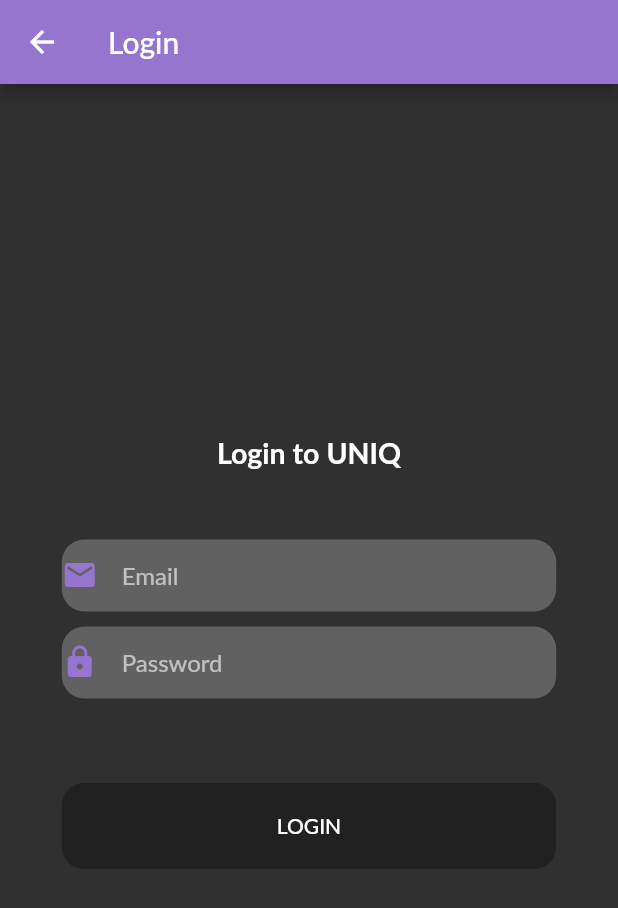
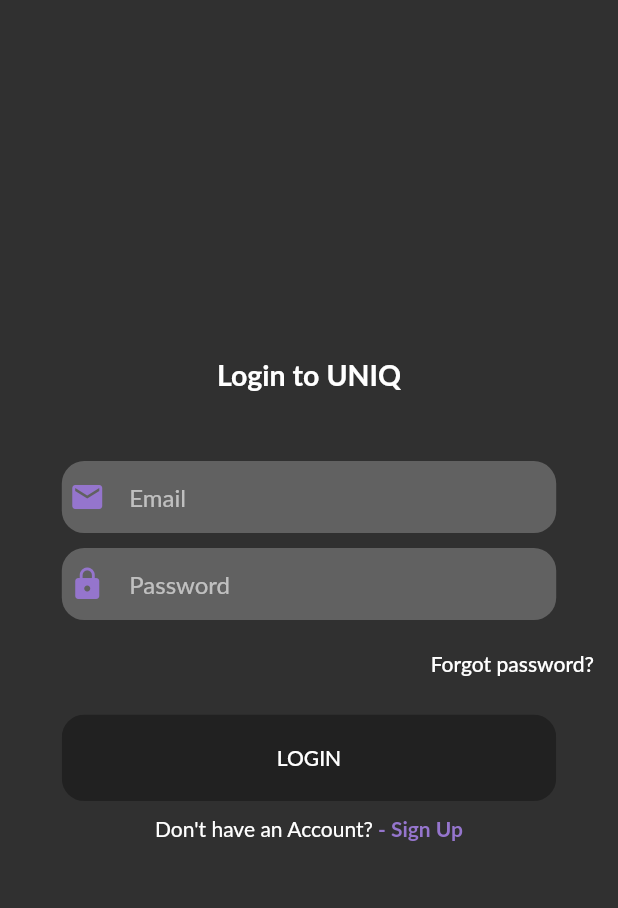
Before and after one commit to uniq-app/mobile, a Flutter app: the LoginPage screen opened by its route, on a phone screen of 412 x 824 dp. Shown: the top 908 px of the screen. Run offline on Flutter 3.47's test engine with Material 2 defaults, Android fonts, the phone set to English and light mode, and no system bars; our stand-ins replace bloc, dotted_border, equatable, firebase_messaging, flutter_bloc, flutter_secure_storage and 2 more; missing offline and left inert: http_interceptor, multi_image_picker; accounts and stored records are empty; Roboto replaces fonts that are missing (Lato).

```diff
--- a/lib/src/blocs/auth/auth_event.dart
+++ b/lib/src/blocs/auth/auth_event.dart
@@ -16,4 +16,15 @@ class Login extends AuthEvent {
   List<Object> get props => [username, password];
 }
 
+class Signup extends AuthEvent {
+  final String username;
+  final String password;
+  final String email;
+  Signup(
+      {@required this.email, @required this.password, @required this.username});
+
+  @override
+  List<Object> get props => [username, email, password];
+}
+
 class Logout extends AuthEvent {}
--- a/lib/src/blocs/auth/auth_state.dart
+++ b/lib/src/blocs/auth/auth_state.dart
@@ -27,6 +27,24 @@ class LoginError extends AuthState {
   List<Object> get props => [error];
 }
 
+class SignupLoading extends AuthState {}
+
+class SignupSuccess extends AuthState {
+  final String token;
+  SignupSuccess({@required this.token});
+
+  @override
+  List<Object> get props => [token];
+}
+
+class SignupError extends AuthState {
+  final error;
+  SignupError({this.error});
+
+  @override
+  List<Object> get props => [error];
+}
+
 class LogoutLoading extends AuthState {}
 
 class LogoutSuccess extends AuthState {}
--- a/lib/src/router.dart
+++ b/lib/src/router.dart
@@ -5,6 +5,7 @@ import 'package:uniq/src/screens/create_board_page.dart';
 import 'package:uniq/src/screens/edit_board_page.dart';
 import 'package:uniq/src/screens/credentials_check_page.dart';
 import 'package:uniq/src/screens/profile_page.dart';
+import 'package:uniq/src/screens/signup_page.dart';
 import 'package:uniq/src/screens/take_picture_screen.dart';
 import 'package:uniq/src/screens/home_page.dart';
 import 'package:uniq/src/screens/image_library_page.dart';
@@ -25,6 +26,8 @@ class MainRouter {
             builder: (_) => BoardDetailsPage(board: board));
       case loginRoute:
         return MaterialPageRoute(builder: (_) => LoginPage());
+      case signupRoute:
+        return MaterialPageRoute(builder: (_) => SignupPage());
       case welcomeRoute:
         return MaterialPageRoute(builder: (_) => WelcomePage());
       case photoDetails:
--- a/lib/src/screens/create_board_page.dart
+++ b/lib/src/screens/create_board_page.dart
@@ -5,6 +5,7 @@ import 'package:uniq/src/blocs/board/board_events.dart';
 import 'package:uniq/src/blocs/board/board_states.dart';
 import 'package:uniq/src/models/board.dart';
 import 'package:uniq/src/models/cover.dart';
+import 'package:uniq/src/shared/input_field.dart';
 import 'package:uniq/src/shared/utilities.dart';
 import 'package:flutter_bloc/flutter_bloc.dart';
 
--- a/lib/src/screens/login_page.dart
+++ b/lib/src/screens/login_page.dart
@@ -2,6 +2,7 @@ import 'package:flutter/material.dart';
 import 'package:uniq/src/blocs/auth/auth_bloc.dart';
 import 'package:flutter_bloc/flutter_bloc.dart';
 import 'package:uniq/src/shared/constants.dart';
+import 'package:uniq/src/shared/input_field.dart';
 import 'package:uniq/src/shared/loading.dart';
 import 'package:uniq/src/shared/utilities.dart';
 
@@ -25,9 +26,9 @@ class _LoginPageState extends State<LoginPage> {
   Widget build(BuildContext context) {
     Size size = MediaQuery.of(context).size; //Width and length of the screen
     return Scaffold(
-      appBar: AppBar(
+      /*appBar: AppBar(
         title: Text("Login"),
-      ),
+      ),*/
       body: Center(
         child: BlocConsumer<AuthBloc, AuthState>(
           listener: (BuildContext context, AuthState state) {
@@ -65,8 +66,13 @@ class _LoginPageState extends State<LoginPage> {
                   hintText: "Password",
                   controller: passwordController,
                 ),
-                if (state is LoginError) Text(state.error.message),
-                SizedBox(height: size.height * 0.05),
+                Container(
+                  alignment: Alignment.centerRight,
+                  child: FlatButton(
+                    onPressed: () {},
+                    child: Text("Forgot password?"),
+                  ),
+                ),
                 UniqButton(
                   color: Theme.of(context).buttonColor,
                   push: () {
@@ -76,6 +82,27 @@ class _LoginPageState extends State<LoginPage> {
                   },
                   text: "LOGIN",
                 ),
+                Row(
+                  mainAxisAlignment: MainAxisAlignment.center,
+                  children: [
+                    Text("Don't have an Account?"),
+                    InkWell(
+                      onTap: () {
+                        Navigator.popAndPushNamed(context, signupRoute);
+                      },
+                      child: new Text(
+                        " - Sign Up",
+                        style: TextStyle(
+                            color: Theme.of(context).primaryColor,
+                            fontWeight: FontWeight.bold),
+                      ),
+                    )
+                  ],
+                ),
+                SizedBox(
+                  height: size.height * 0.03,
+                ),
+                if (state is LoginError) Text(state.error.message),
               ],
             );
           },
--- a/lib/src/shared/constants.dart
+++ b/lib/src/shared/constants.dart
@@ -13,5 +13,5 @@ const String createBoardPage = '/create_board_page';
 const String credentialsCheckRoute = '/check-cred';
 const String profileRoute = '/profile';
 
-const String host = "http://192.168.0.100";
-//const String host = "http://10.0.2.2";
+//const String host = "http://192.168.0.100";
+const String host = "http://10.0.2.2";
--- /dev/null
+++ b/lib/src/shared/input_field.dart
@@ -0,0 +1,54 @@
+import 'package:flutter/material.dart';
+
+class UniqInputField extends StatelessWidget {
+  final ValueChanged<String> onChanged;
+  final bool isObscure;
+  final String hintText, initialValue;
+  final IconData inputIcon;
+  final Color color;
+  final double fieldRounding;
+  final TextEditingController controller;
+  final Function(String) validator;
+  const UniqInputField(
+      {Key key,
+      this.onChanged,
+      this.isObscure = false,
+      this.hintText,
+      this.inputIcon,
+      this.color,
+      this.fieldRounding = 15.0,
+      this.controller,
+      this.initialValue,
+      this.validator})
+      : super(key: key);
+
+  @override
+  Widget build(BuildContext context) {
+    Size size = MediaQuery.of(context).size;
+    return Container(
+      margin: EdgeInsets.symmetric(vertical: 5),
+      padding: EdgeInsets.symmetric(horizontal: 5),
+      width: size.width * 0.8,
+      decoration: BoxDecoration(
+        color: color,
+        borderRadius: BorderRadius.circular(fieldRounding),
+      ),
+      child: TextFormField(
+        obscureText: isObscure,
+        onChanged: onChanged,
+        controller: controller,
+        cursorColor: Theme.of(context).primaryColor,
+        initialValue: initialValue,
+        validator: validator,
+        decoration: InputDecoration(
+          hintText: hintText,
+          icon: Icon(
+            inputIcon,
+            color: Theme.of(context).primaryColor,
+          ),
+          border: InputBorder.none,
+        ),
+      ),
+    );
+  }
+}
--- a/lib/src/shared/utilities.dart
+++ b/lib/src/shared/utilities.dart
@@ -42,56 +42,6 @@ class UniqButton extends StatelessWidget {
   }
 }
 
-class UniqInputField extends StatelessWidget {
-  final ValueChanged<String> onChanged;
-  final bool isObscure;
-  final String hintText, initialValue;
-  final IconData inputIcon;
-  final Color color;
-  final double fieldRounding;
-  final TextEditingController controller;
-  const UniqInputField(
-      {Key key,
-      this.onChanged,
-      this.isObscure = false,
-      this.hintText,
-      this.inputIcon,
-      this.color,
-      this.fieldRounding = 15.0,
-      this.controller,
-      this.initialValue})
-      : super(key: key);
-
-  @override
-  Widget build(BuildContext context) {
-    Size size = MediaQuery.of(context).size;
-    return Container(
-      margin: EdgeInsets.symmetric(vertical: 5),
-      //padding: EdgeInsets.symmetric(horizontal: 5, vertical: 5),
-      width: size.width * 0.8,
-      decoration: BoxDecoration(
-        color: color,
-        borderRadius: BorderRadius.circular(fieldRounding),
-      ),
-      child: TextFormField(
-        obscureText: isObscure,
-        onChanged: onChanged,
-        controller: controller,
-        cursorColor: Theme.of(context).primaryColor,
-        initialValue: initialValue,
-        decoration: InputDecoration(
-          hintText: hintText,
-          icon: Icon(
-            inputIcon,
-            color: Theme.of(context).primaryColor,
-          ),
-          border: InputBorder.none,
-        ),
-      ),
-    );
-  }
-}
-
 class DeleteAlert extends StatelessWidget {
   final Board board;
   const DeleteAlert({Key key, this.board}) : super(key: key);
```
Also changed, not shown: lib/src/blocs/auth/auth_bloc.dart (+19 -0 lines), lib/src/screens/signup_page.dart (added, +131 -0 lines).
